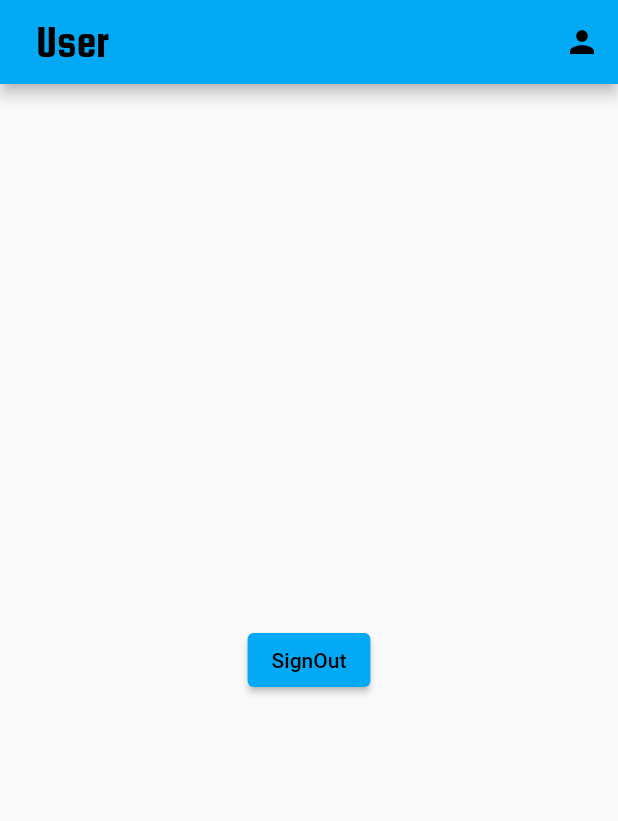
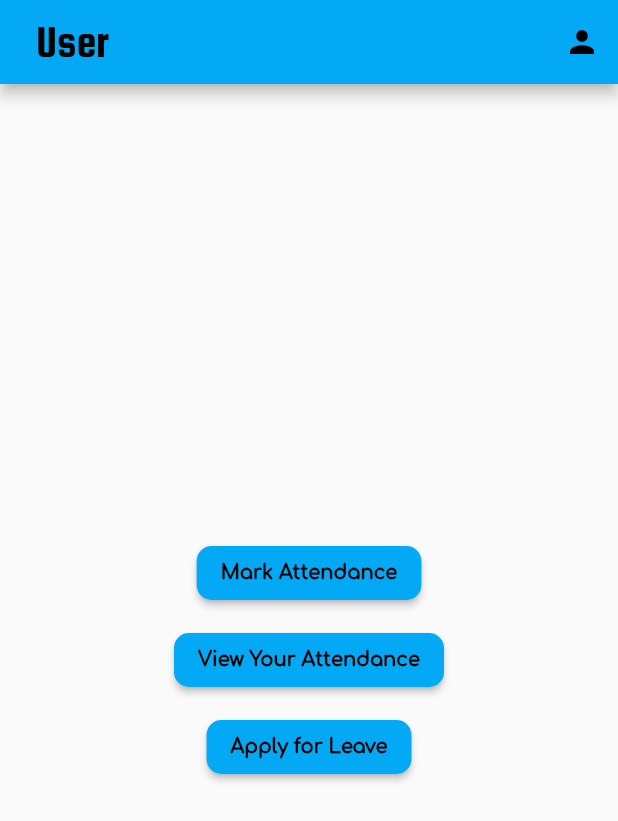
Before and after one commit to UMChannar/Attendance-System, a Flutter app: the screen it shows once a user with an empty profile is signed in, on a phone screen of 412 x 824 dp. Shown: the top 821 px of the screen. Run offline on Flutter 3.47's test engine with Material 2 defaults, Android fonts, the phone set to English and light mode, and no system bars; our stand-ins replace cloud_firestore, firebase_auth, firebase_core; accounts and stored records are empty.

Commit message:
Starting to add functionalities to user home screen

```diff
--- a/lib/user/user_home_screen.dart
+++ b/lib/user/user_home_screen.dart
@@ -7,8 +7,21 @@ class UserHomeScreen extends StatelessWidget {
 
   const UserHomeScreen({Key? key}) : super(key: key);
 
-  Future<void> signOut(BuildContext context) async {
-    await Auth().signOut(context);
+  Widget button(VoidCallback func, String text, BuildContext context) {
+    return ElevatedButton(
+      style: ElevatedButton.styleFrom(
+        shape: RoundedRectangleBorder(
+          borderRadius: BorderRadius.circular(10),
+        ),
+      ),
+      onPressed: func,
+      child: Text(
+        text,
+        style: Theme.of(context).textTheme.labelMedium!.copyWith(
+              fontWeight: FontWeight.bold,
+            ),
+      ),
+    );
   }
 
   @override
@@ -39,11 +52,19 @@ class UserHomeScreen extends StatelessWidget {
         ),
       ),
       body: Center(
-        child: ElevatedButton(
-          onPressed: () {
-            signOut(context);
-          },
-          child: Text('SignOut'),
+        child: Column(
+          mainAxisAlignment: MainAxisAlignment.center,
+          children: [
+            button(() {}, 'Mark Attendance', context),
+            const SizedBox(
+              height: 10,
+            ),
+            button(() {}, 'View Your Attendance', context),
+            const SizedBox(
+              height: 10,
+            ),
+            button(() {}, 'Apply for Leave', context),
+          ],
         ),
       ),
     );
```
